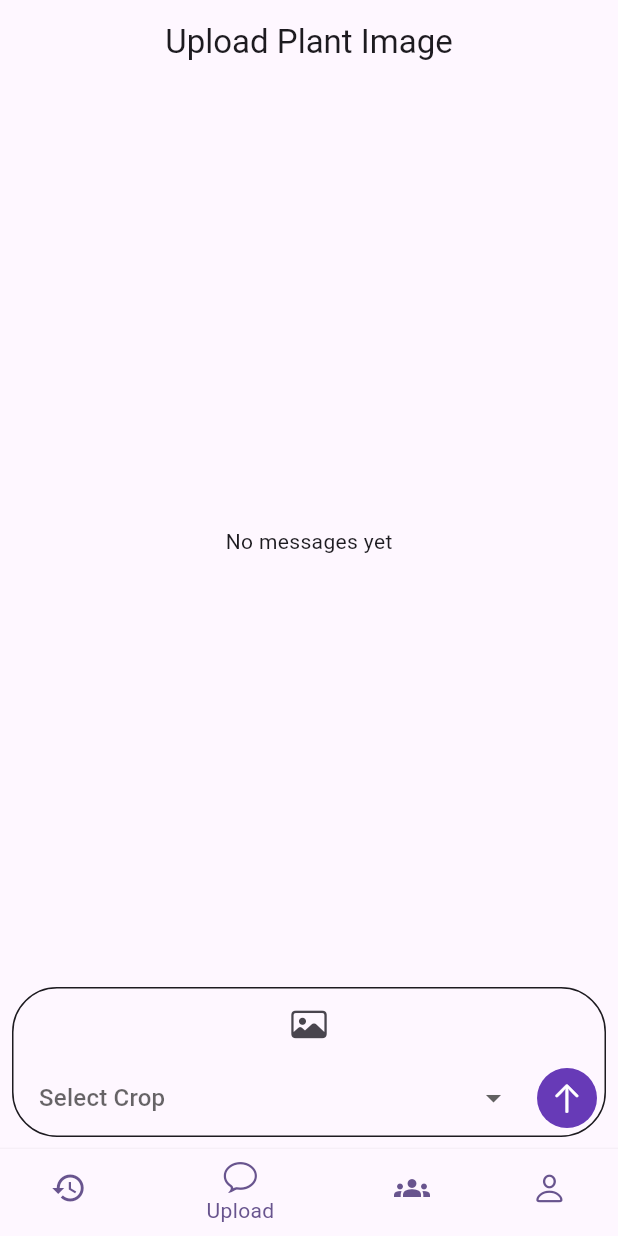
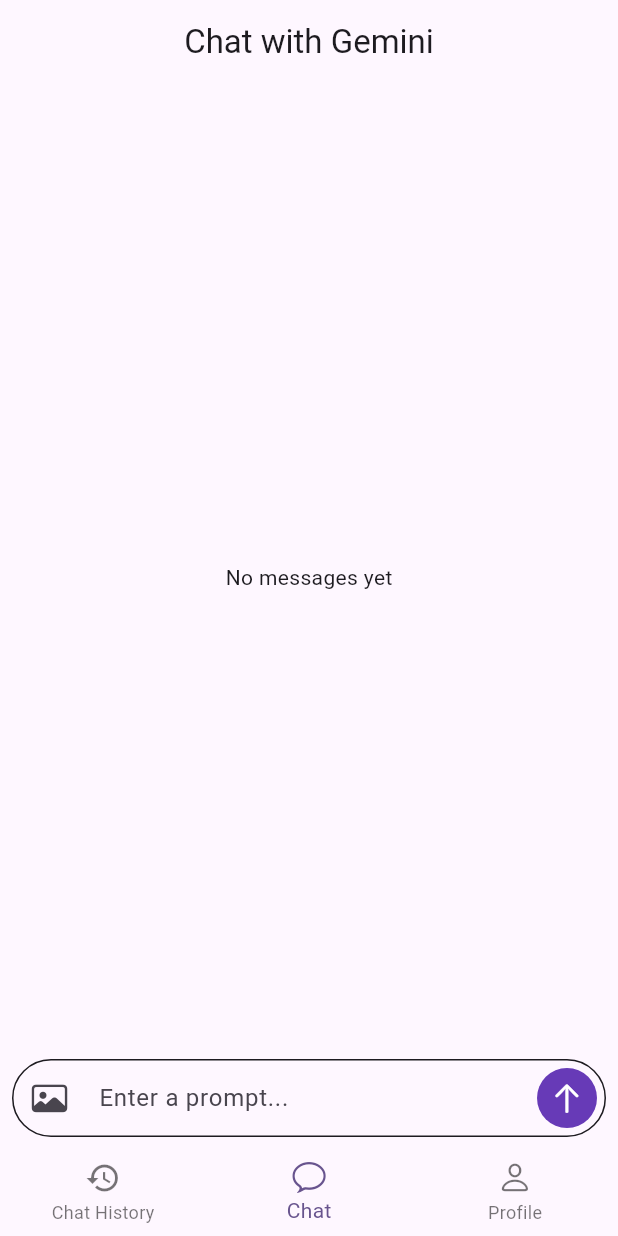
Before and after one commit to ameyjoshi3068/dypcoe_hackathon, a Flutter app: the screen it shows after launch, swiped to page 2, on a phone screen of 412 x 824 dp. Run offline on Flutter 3.47's test engine with Material 3 defaults, Android fonts, the phone set to English and light mode, and no system bars; our stand-ins replace flutter_markdown, flutter_spinkit, google_generative_ai, hive, hive_flutter, image_picker; accounts and stored records are empty.

```diff
--- a/lib/constants/constants.dart
+++ b/lib/constants/constants.dart
@@ -5,5 +5,7 @@ class Constants {
 
   static const String chatMessagesBox = 'chat_messages_';
 
+
   static const String geminiDB = 'gemini.db';
+
 }
--- a/lib/main.dart
+++ b/lib/main.dart
@@ -1,4 +1,3 @@
-import 'package:chatbotapp/providers/community_provider.dart';
 import 'package:flutter/material.dart';
 import 'package:chatbotapp/themes/my_theme.dart';
 import 'package:chatbotapp/providers/chat_provider.dart';
@@ -15,7 +14,6 @@ void main() async {
     providers: [
       ChangeNotifierProvider(create: (context) => ChatProvider()),
       ChangeNotifierProvider(create: (context) => SettingsProvider()),
-      ChangeNotifierProvider(create: (_) => CommunityProvider()),
     ],
     child: const MyApp(),
   ));
@@ -43,7 +41,7 @@ class _MyAppState extends State<MyApp> {
   @override
   Widget build(BuildContext context) {
     return MaterialApp(
-      title: 'Flutter App',
+      title: 'Flutter Chat Bot App',
       theme:
           context.watch<SettingsProvider>().isDarkMode ? darkTheme : lightTheme,
       debugShowCheckedModeBanner: false,
--- a/lib/models/message.dart
+++ b/lib/models/message.dart
@@ -1,6 +1,7 @@
 class Message {
   String messageId;
   String chatId;
+  Role role;
   StringBuffer message;
   List<String> imagesUrls;
   DateTime timeSent;
@@ -9,6 +10,7 @@ class Message {
   Message({
     required this.messageId,
     required this.chatId,
+    required this.role,
     required this.message,
     required this.imagesUrls,
     required this.timeSent,
@@ -19,6 +21,7 @@ class Message {
     return {
       'messageId': messageId,
       'chatId': chatId,
+      'role': role.index,
       'message': message.toString(),
       'imagesUrls': imagesUrls,
       'timeSent': timeSent.toIso8601String(),
@@ -30,6 +33,7 @@ class Message {
     return Message(
       messageId: map['messageId'],
       chatId: map['chatId'],
+      role: Role.values[map['role']],
       message: StringBuffer(map['message']),
       imagesUrls: List<String>.from(map['imagesUrls']),
       timeSent: DateTime.parse(map['timeSent']),
@@ -40,6 +44,7 @@ class Message {
   Message copyWith({
     String? messageId,
     String? chatId,
+    Role? role,
     StringBuffer? message,
     List<String>? imagesUrls,
     DateTime? timeSent,
@@ -47,6 +52,7 @@ class Message {
     return Message(
       messageId: messageId ?? this.messageId,
       chatId: chatId ?? this.chatId,
+      role: role ?? this.role,
       message: message ?? this.message,
       imagesUrls: imagesUrls ?? this.imagesUrls,
       timeSent: timeSent ?? this.timeSent,
@@ -65,3 +71,8 @@ class Message {
     return messageId.hashCode;
   }
 }
+
+enum Role {
+  user,
+  assistant,
+}
--- a/lib/screens/chat_history_screen.dart
+++ b/lib/screens/chat_history_screen.dart
@@ -19,7 +19,7 @@ class _ChatHistoryScreenState extends State<ChatHistoryScreen> {
       appBar: AppBar(
         backgroundColor: Theme.of(context).appBarTheme.backgroundColor,
         centerTitle: true,
-        title: const Text('Crop history'),
+        title: const Text('Chat history'),
       ),
       body: ValueListenableBuilder<Box<ChatHistory>>(
         valueListenable: Boxes.getChatHistory().listenable(),
--- a/lib/screens/chat_screen.dart
+++ b/lib/screens/chat_screen.dart
@@ -55,7 +55,7 @@ class _ChatScreenState extends State<ChatScreen> {
           appBar: AppBar(
             backgroundColor: Theme.of(context).appBarTheme.backgroundColor,
             centerTitle: true,
-            title: const Text('Upload Plant Image'),
+            title: const Text('Chat with Gemini'),
             actions: [
               if (chatProvider.inChatMessages.isNotEmpty)
                 Padding(
@@ -67,8 +67,8 @@ class _ChatScreenState extends State<ChatScreen> {
                         // show my animated dialog to start new chat
                         showMyAnimatedDialog(
                           context: context,
-                          title: 'Upload New Image',
-                          content: 'Are you sure?',
+                          title: 'Start New Chat',
+                          content: 'Are you sure you want to start a new chat?',
                           actionText: 'Yes',
                           onActionPressed: (value) async {
                             if (value) {
@@ -101,11 +101,9 @@ class _ChatScreenState extends State<ChatScreen> {
                   ),
 
                   // input field
-                  chatProvider.inChatMessages.isEmpty
-                      ? BottomChatField(
-                          chatProvider: chatProvider,
-                        )
-                      : SizedBox()
+                  BottomChatField(
+                    chatProvider: chatProvider,
+                  )
                 ],
               ),
             ),
--- a/lib/screens/home_screen.dart
+++ b/lib/screens/home_screen.dart
@@ -1,4 +1,3 @@
-import 'package:chatbotapp/screens/community_screen.dart';
 import 'package:flutter/cupertino.dart';
 import 'package:flutter/material.dart';
 import 'package:chatbotapp/providers/chat_provider.dart';
@@ -19,7 +18,6 @@ class _HomeScreenState extends State<HomeScreen> {
   final List<Widget> _screens = [
     const ChatHistoryScreen(),
     const ChatScreen(),
-    const CommunityScreen(),
     const ProfileScreen(),
   ];
 
@@ -27,8 +25,7 @@ class _HomeScreenState extends State<HomeScreen> {
   Widget build(BuildContext context) {
     return Consumer<ChatProvider>(
       builder: (context, chatProvider, child) {
-        return SafeArea(
-          child: Scaffold(
+        return Scaffold(
           body: PageView(
             controller: chatProvider.pageController,
             children: _screens,
@@ -38,26 +35,21 @@ class _HomeScreenState extends State<HomeScreen> {
           ),
           bottomNavigationBar: BottomNavigationBar(
             currentIndex: chatProvider.currentIndex,
-              elevation: 2,
+            elevation: 0,
             selectedItemColor: Theme.of(context).colorScheme.primary,
             onTap: (index) {
               chatProvider.setCurrentIndex(newIndex: index);
               chatProvider.pageController.jumpToPage(index);
             },
-              unselectedItemColor: Theme.of(context).colorScheme.primary,
             items: const [
               BottomNavigationBarItem(
                 icon: Icon(Icons.history),
                 // icon: Icon(CupertinoIcons.timelapse),
-                  label: 'Crop History',
+                label: 'Chat History',
               ),
               BottomNavigationBarItem(
                 icon: Icon(CupertinoIcons.chat_bubble),
-                  label: 'Upload',
-                ),
-                BottomNavigationBarItem(
-                  icon: Icon(Icons.groups),
-                  label: 'Community',
+                label: 'Chat',
               ),
               BottomNavigationBarItem(
                 icon: Icon(CupertinoIcons.person),
@@ -65,7 +57,6 @@ class _HomeScreenState extends State<HomeScreen> {
               ),
             ],
           ),
-          ),
         );
       },
     );
--- a/lib/widgets/bottom_chat_field.dart
+++ b/lib/widgets/bottom_chat_field.dart
@@ -20,47 +20,18 @@ class BottomChatField extends StatefulWidget {
 }
 
 class _BottomChatFieldState extends State<BottomChatField> {
+  // controller for the input field
+  final TextEditingController textController = TextEditingController();
+
   // focus node for the input field
   final FocusNode textFieldFocus = FocusNode();
 
   // initialize image picker
   final ImagePicker _picker = ImagePicker();
 
-  final List<Map<String, String>> crops = [
-    {"name": "Rice"},
-    {"name": "Wheat"},
-    {"name": "Maize"},
-    {"name": "Barley"},
-    {"name": "Lentils"},
-    {"name": "Beans"},
-    {"name": "Soybean"},
-    {"name": "Groundnut"},
-    {"name": "Sunflower"},
-    {"name": "Tomato"},
-    {"name": "Potato"},
-    {"name": "Onion"},
-    {"name": "Brinjal (Eggplant)"},
-    {"name": "Mango"},
-    {"name": "Banana"},
-    {"name": "Apple"},
-    {"name": "Grapes"},
-    {"name": "Cotton"},
-    {"name": "Sugarcane"},
-    {"name": "Coffee"},
-  ];
-
-  final List<String> cropItems = [
-    'Crop',
-    'Wheat',
-    'Rice',
-    'Corn',
-    // Add other crops as needed
-  ];
-
-  String? selectedCrop;
-
   @override
   void dispose() {
+    textController.dispose();
     textFieldFocus.dispose();
     super.dispose();
   }
@@ -78,6 +49,7 @@ class _BottomChatFieldState extends State<BottomChatField> {
     } catch (e) {
       log('error : $e');
     } finally {
+      textController.clear();
       widget.chatProvider.setImagesFileList(listValue: []);
       textFieldFocus.unfocus();
     }
@@ -112,6 +84,9 @@ class _BottomChatFieldState extends State<BottomChatField> {
       ),
       child: Column(
         children: [
+          if (hasImages) const PreviewImagesWidget(),
+          Row(
+            children: [
               IconButton(
                 onPressed: () {
                   if (hasImages) {
@@ -136,46 +111,44 @@ class _BottomChatFieldState extends State<BottomChatField> {
                   hasImages ? CupertinoIcons.delete : CupertinoIcons.photo,
                 ),
               ),
-          if (hasImages) const PreviewImagesWidget(),
-          Row(
-            mainAxisAlignment: MainAxisAlignment.spaceBetween,
-            children: [
               const SizedBox(
                 width: 5,
               ),
               Expanded(
-                child: Padding(
-                  padding: const EdgeInsets.symmetric(horizontal: 12.0),
-                  child: DropdownButtonHideUnderline(
-                    child: DropdownButton<String>(
-                      value: selectedCrop,
-                      hint: const Text('Select Crop'),
-                      items: cropItems.map((String crop) {
-                        return DropdownMenuItem<String>(
-                          value: crop,
-                          child: Text(crop),
+                child: TextField(
+                  focusNode: textFieldFocus,
+                  controller: textController,
+                  textInputAction: TextInputAction.send,
+                  onSubmitted: widget.chatProvider.isLoading
+                      ? null
+                      : (String value) {
+                          if (value.isNotEmpty) {
+                            // send the message
+                            sendChatMessage(
+                              message: textController.text,
+                              chatProvider: widget.chatProvider,
+                              isTextOnly: hasImages ? false : true,
                             );
-                      }).toList(),
-                      onChanged: (value) {
-                        setState(() {
-                          selectedCrop = value;
-                        });
+                          }
                         },
-                    ),
-                  ),
+                  decoration: InputDecoration.collapsed(
+                      hintText: 'Enter a prompt...',
+                      border: OutlineInputBorder(
+                        borderSide: BorderSide.none,
+                        borderRadius: BorderRadius.circular(30),
+                      )),
                 ),
               ),
               GestureDetector(
                 onTap: widget.chatProvider.isLoading
                     ? null
                     : () {
-                        if (selectedCrop != null && hasImages) {
-                          log("Request sent");
+                        if (textController.text.isNotEmpty) {
                           // send the message
                           sendChatMessage(
-                            message: selectedCrop!,
+                            message: textController.text,
                             chatProvider: widget.chatProvider,
-                            isTextOnly: false,
+                            isTextOnly: hasImages ? false : true,
                           );
                         }
                       },
--- a/lib/widgets/chat_messages.dart
+++ b/lib/widgets/chat_messages.dart
@@ -22,7 +22,9 @@ class ChatMessages extends StatelessWidget {
       itemBuilder: (context, index) {
         // compare with timeSent before showing the list
         final message = chatProvider.inChatMessages[index];
-        return MyMessageWidget(message: message);
+        return message.role.name == Role.user.name
+            ? MyMessageWidget(message: message)
+            : AssistantMessageWidget(message: message.message.toString());
       },
     );
   }
--- a/lib/widgets/empty_history_widget.dart
+++ b/lib/widgets/empty_history_widget.dart
@@ -31,7 +31,7 @@ class EmptyHistoryWidget extends StatelessWidget {
           child: const Padding(
             padding: EdgeInsets.all(8.0),
             child: Text(
-              'No Crop History found!',
+              'No chat found, start a new chat!',
             ),
           ),
         ),
```
Also changed, not shown: lib/providers/chat_provider.dart (+120 -93 lines), lib/screens/profile_screen.dart (+30 -2 lines), lib/widgets/preview_images_widget.dart (+9 -4 lines). Lines whose indentation alone changed are shown as unchanged.
